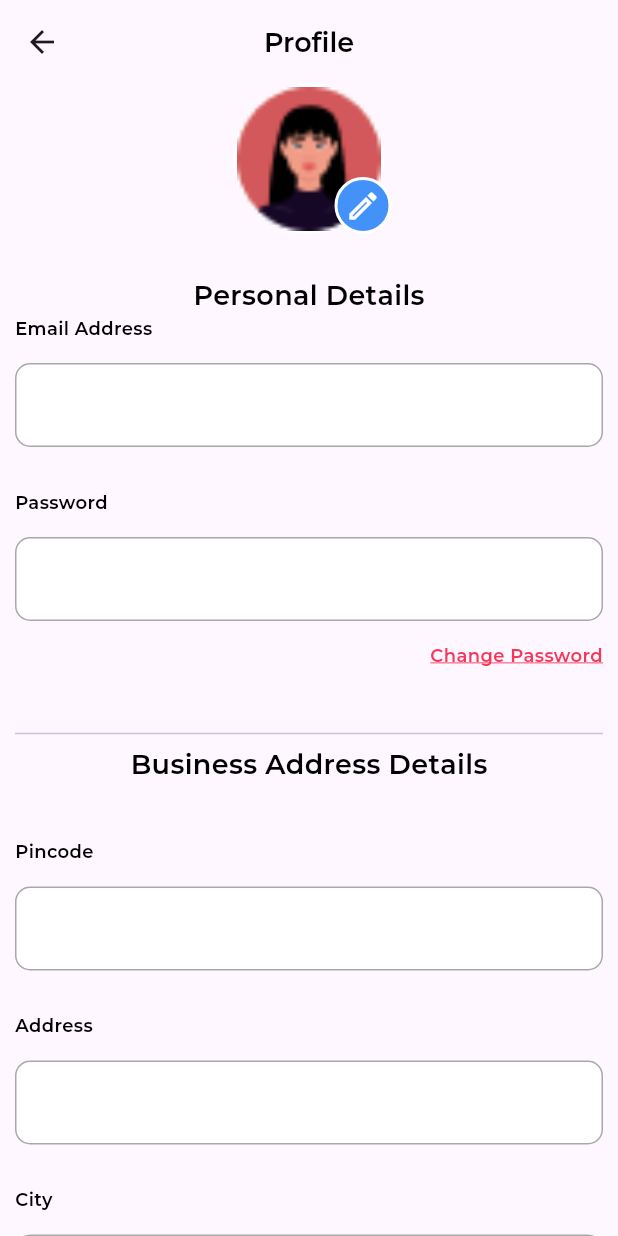
After one commit to 3bdelazizRs/eCommerce-App-Stylish, a Flutter app: the Profile screen opened directly, on a phone screen of 412 x 824 dp. The commit adds this screen. Run offline on Flutter 3.47's test engine with Material 3 defaults, Android fonts, the phone set to English and light mode, and no system bars; our stand-ins replace curved_navigation_bar, smooth_page_indicator; project files that could hold a hidden picture were left out.

```diff
--- a/lib/main.dart
+++ b/lib/main.dart
@@ -1,4 +1,5 @@
 import 'package:e_commerce/view/auth/splash/splash.dart';
+import 'package:e_commerce/view/home/PlaceOrder.dart';
 import 'package:flutter/material.dart';
 
 void main() {
@@ -13,7 +14,7 @@ class MyApp extends StatelessWidget {
     return const MaterialApp(
       title: "Stylish App",
       debugShowCheckedModeBanner: false,
-      home: Splash(),
+      home: PlaceOrder(),
     );
   }
 }
--- /dev/null
+++ b/lib/view/home/Profile.dart
@@ -0,0 +1,199 @@
+import 'package:e_commerce/constants/const.dart';
+import 'package:e_commerce/view/widgets/costumTextField.dart';
+import 'package:e_commerce/view/widgets/costumtext.dart';
+import 'package:flutter/material.dart';
+
+class Profile extends StatefulWidget {
+  const Profile({super.key});
+
+  @override
+  State<Profile> createState() => _ProfileState();
+}
+
+class _ProfileState extends State<Profile> {
+  @override
+  Widget build(BuildContext context) {
+    return Scaffold(
+      appBar: AppBar(
+        title: const costumText(
+          text: "Profile",
+          size: 18,
+          fontWeight: FontWeight.w600,
+        ),
+        centerTitle: true,
+        elevation: 0,
+      ),
+      body: Padding(
+        padding: const EdgeInsets.symmetric(horizontal: 10),
+        child: SingleChildScrollView(
+          child: Column(
+            children: [
+              Stack(
+                children: [
+                  SizedBox(
+                    width: 110,
+                    height: 100,
+                    child: CircleAvatar(
+                      backgroundColor: Colors.white,
+                      child: Image.asset(
+                        "assets/img/avatar.png",
+                        width: 96,
+                        height: 96,
+                        fit: BoxFit.fill,
+                      ),
+                    ),
+                  ),
+                  Positioned(
+                      bottom: 0,
+                      right: 0,
+                      child: Container(
+                          padding: const EdgeInsets.all(5),
+                          decoration: BoxDecoration(
+                              border: Border.all(color: Colors.white, width: 2),
+                              borderRadius: BorderRadius.circular(100),
+                              color: bleuColor),
+                          child: const Icon(
+                            Icons.edit_outlined,
+                            color: Colors.white,
+                          )))
+                ],
+              ),
+              const SizedBox(
+                height: 28,
+              ),
+              const costumText(
+                text: "Personal Details",
+                size: 18,
+                fontWeight: FontWeight.w600,
+              ),
+              const CostumTextField(
+                title: "Email Address",
+              ),
+              const SizedBox(
+                height: 28,
+              ),
+              const CostumTextField(
+                title: "Password",
+              ),
+              const SizedBox(
+                height: 14,
+              ),
+              GestureDetector(
+                // onTap: () => Navigator.push(
+                //   context,
+                //   MaterialPageRoute(
+                //     builder: (context) => const ForgotPassword(),
+                //   ),
+                // ),
+                child: SizedBox(
+                  width: MediaQuery.of(context).size.width,
+                  child: Text(
+                    "Change Password",
+                    textAlign: TextAlign.end,
+                    style: TextStyle(
+                      decoration: TextDecoration.underline,
+                      decorationColor: primaryColor,
+                      fontSize: 12,
+                      fontFamily: "Montserrat",
+                      color: primaryColor,
+                    ),
+                  ),
+                ),
+              ),
+              const SizedBox(
+                height: 36,
+              ),
+              const Divider(),
+              const costumText(
+                text: "Business Address Details",
+                size: 18,
+                fontWeight: FontWeight.w600,
+              ),
+              const SizedBox(
+                height: 36,
+              ),
+              const CostumTextField(
+                title: "Pincode",
+              ),
+              const SizedBox(
+                height: 28,
+              ),
+              const CostumTextField(
+                title: "Address",
+              ),
+              const SizedBox(
+                height: 28,
+              ),
+              const CostumTextField(
+                title: "City",
+              ),
+              const SizedBox(
+                height: 28,
+              ),
+              const CostumTextField(
+                title: "State",
+              ),
+              const SizedBox(
+                height: 28,
+              ),
+              const CostumTextField(
+                title: "Country",
+              ),
+              const SizedBox(
+                height: 28,
+              ),
+              /*Bank Account Details*/
+              const Divider(),
+              const costumText(
+                text: "Bank Account Details",
+                size: 18,
+                fontWeight: FontWeight.w600,
+              ),
+              const SizedBox(
+                height: 36,
+              ),
+              const CostumTextField(
+                title: "Bank Account Number",
+              ),
+              const SizedBox(
+                height: 28,
+              ),
+              const CostumTextField(
+                title: "Account Holder's Name",
+              ),
+              const SizedBox(
+                height: 28,
+              ),
+              const CostumTextField(
+                title: "IFSC Code",
+              ),
+              const SizedBox(
+                height: 28,
+              ),
+              Container(
+                padding: const EdgeInsets.symmetric(vertical: 15),
+                width: MediaQuery.of(context).size.width,
+                decoration: BoxDecoration(
+                    color: primaryColor,
+                    borderRadius: BorderRadius.circular(8)),
+                child: const Center(
+                  child: Text(
+                    "Save",
+                    style: TextStyle(
+                        fontSize: 20,
+                        fontFamily: "Montserrat",
+                        color: Colors.white,
+                        fontWeight: FontWeight.w600),
+                  ),
+                ),
+              ),
+              const SizedBox(
+                height: 10,
+              ),
+            ],
+          ),
+        ),
+      ),
+    );
+  }
+}
--- a/lib/view/home/productDetails.dart
+++ b/lib/view/home/productDetails.dart
@@ -1,7 +1,6 @@
 import 'package:e_commerce/constants/const.dart';
 import 'package:e_commerce/view/widgets/cardofproductDetails.dart';
 import 'package:e_commerce/view/widgets/costumtext.dart';
-import 'package:e_commerce/view/widgets/product.dart';
 import 'package:flutter/material.dart';
 import 'package:smooth_page_indicator/smooth_page_indicator.dart';
 
--- a/lib/view/home/trendingProducts.dart
+++ b/lib/view/home/trendingProducts.dart
@@ -1,10 +1,8 @@
-import 'package:e_commerce/view/widgets/cardofproduct.dart';
 import 'package:e_commerce/view/widgets/costumAppBar.dart';
 import 'package:e_commerce/view/widgets/costumDrawer.dart';
 import 'package:e_commerce/view/widgets/product.dart';
 import 'package:e_commerce/view/widgets/searchBar.dart';
 import 'package:flutter/material.dart';
-import 'package:flutter_staggered_grid_view/flutter_staggered_grid_view.dart';
 
 class TrendingProducts extends StatefulWidget {
   const TrendingProducts({super.key});
--- /dev/null
+++ b/lib/view/widgets/costumTextField.dart
@@ -0,0 +1,41 @@
+import 'package:e_commerce/constants/const.dart';
+import 'package:e_commerce/view/widgets/costumtext.dart';
+import 'package:flutter/material.dart';
+
+class CostumTextField extends StatelessWidget {
+  const CostumTextField({
+    super.key, required this.title,
+  });
+  final String title;
+  @override
+  Widget build(BuildContext context) {
+    return Column(
+      crossAxisAlignment: CrossAxisAlignment.start,
+      children: [
+         costumText(text: title),
+        const SizedBox(
+          height: 15,
+        ),
+        TextFormField(
+          decoration: InputDecoration(
+            filled: true,
+            fillColor: Colors.white,
+            enabledBorder: OutlineInputBorder(
+              borderRadius: BorderRadius.circular(10.0),
+              borderSide: BorderSide(color: borderColor), //<-- SEE HERE
+            ),
+            focusedBorder: OutlineInputBorder(
+              borderRadius: BorderRadius.circular(10.0),
+              borderSide: BorderSide(color: borderColor), //<-- SEE HERE
+            ),
+            hintStyle: const TextStyle(
+              fontSize: 12,
+              fontFamily: "Montserrat",
+              color: Colors.grey,
+            ),
+          ),
+        ),
+      ],
+    );
+  }
+}
--- a/lib/view/widgets/searchBar.dart
+++ b/lib/view/widgets/searchBar.dart
@@ -1,4 +1,3 @@
-import 'package:e_commerce/constants/const.dart';
 import 'package:flutter/material.dart';
 
 class MySearchBar extends StatelessWidget {
```
Also changed, not shown: lib/view/home/PlaceOrder.dart (added, +263 -0 lines), lib/view/widgets/costumAppBar.dart (+11 -2 lines), lib/view/widgets/costumDrawer.dart (+13 -6 lines).
